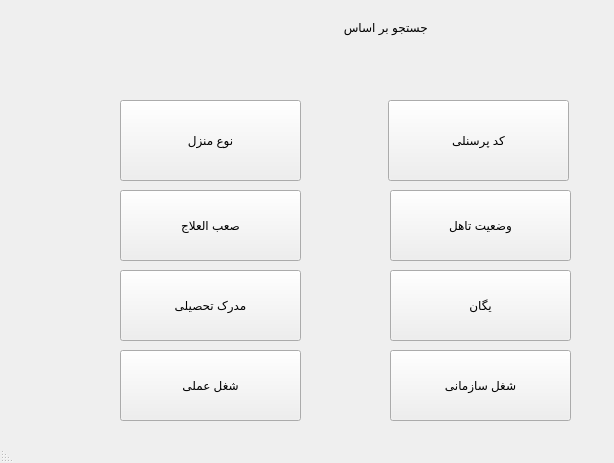
The window that search.ui (Lowyiiii/201T) describes before a commit, drawn with Qt 5.
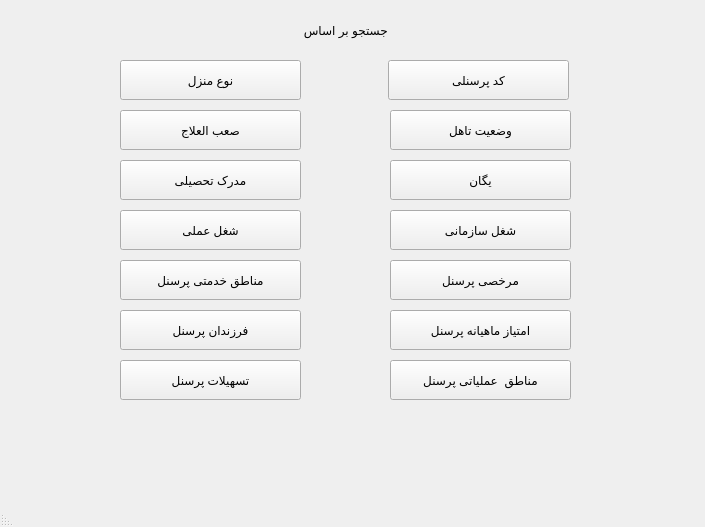
The same window after the commit.

Diff of the .ui file:
```diff
--- a/search.ui
+++ b/search.ui
@@ -6,8 +6,8 @@
    <rect>
     <x>0</x>
     <y>0</y>
-    <width>614</width>
-    <height>463</height>
+    <width>705</width>
+    <height>527</height>
    </rect>
   </property>
   <property name="windowTitle">
@@ -20,8 +20,8 @@
    <widget class="QLabel" name="label">
     <property name="geometry">
      <rect>
-      <x>270</x>
-      <y>17</y>
+      <x>230</x>
+      <y>20</y>
       <width>201</width>
       <height>20</height>
      </rect>
@@ -34,9 +34,9 @@
     <property name="geometry">
      <rect>
       <x>388</x>
-      <y>100</y>
+      <y>60</y>
       <width>181</width>
-      <height>81</height>
+      <height>40</height>
      </rect>
     </property>
     <property name="text">
@@ -47,9 +47,9 @@
     <property name="geometry">
      <rect>
       <x>120</x>
-      <y>100</y>
+      <y>60</y>
       <width>181</width>
-      <height>81</height>
+      <height>40</height>
      </rect>
     </property>
     <property name="text">
@@ -60,9 +60,9 @@
     <property name="geometry">
      <rect>
       <x>120</x>
-      <y>190</y>
+      <y>110</y>
       <width>181</width>
-      <height>71</height>
+      <height>40</height>
      </rect>
     </property>
     <property name="text">
@@ -73,9 +73,9 @@
     <property name="geometry">
      <rect>
       <x>390</x>
-      <y>190</y>
+      <y>110</y>
       <width>181</width>
-      <height>71</height>
+      <height>40</height>
      </rect>
     </property>
     <property name="text">
@@ -86,9 +86,9 @@
     <property name="geometry">
      <rect>
       <x>390</x>
-      <y>270</y>
+      <y>160</y>
       <width>181</width>
-      <height>71</height>
+      <height>40</height>
      </rect>
     </property>
     <property name="text">
@@ -99,9 +99,9 @@
     <property name="geometry">
      <rect>
       <x>120</x>
-      <y>270</y>
+      <y>160</y>
       <width>181</width>
-      <height>71</height>
+      <height>40</height>
      </rect>
     </property>
     <property name="text">
@@ -112,9 +112,9 @@
     <property name="geometry">
      <rect>
       <x>390</x>
-      <y>350</y>
+      <y>210</y>
       <width>181</width>
-      <height>71</height>
+      <height>40</height>
      </rect>
     </property>
     <property name="text">
@@ -125,15 +125,93 @@
     <property name="geometry">
      <rect>
       <x>120</x>
-      <y>350</y>
+      <y>210</y>
       <width>181</width>
-      <height>71</height>
+      <height>40</height>
      </rect>
     </property>
     <property name="text">
      <string>شغل عملی</string>
     </property>
    </widget>
+   <widget class="QPushButton" name="pushButton_9">
+    <property name="geometry">
+     <rect>
+      <x>120</x>
+      <y>260</y>
+      <width>181</width>
+      <height>40</height>
+     </rect>
+    </property>
+    <property name="text">
+     <string>مناطق خدمتی پرسنل</string>
+    </property>
+   </widget>
+   <widget class="QPushButton" name="pushButton_10">
+    <property name="geometry">
+     <rect>
+      <x>390</x>
+      <y>260</y>
+      <width>181</width>
+      <height>40</height>
+     </rect>
+    </property>
+    <property name="text">
+     <string>مرخصی پرسنل</string>
+    </property>
+   </widget>
+   <widget class="QPushButton" name="pushButton_11">
+    <property name="geometry">
+     <rect>
+      <x>390</x>
+      <y>310</y>
+      <width>181</width>
+      <height>40</height>
+     </rect>
+    </property>
+    <property name="text">
+     <string>امتیاز ماهیانه پرسنل</string>
+    </property>
+   </widget>
+   <widget class="QPushButton" name="pushButton_12">
+    <property name="geometry">
+     <rect>
+      <x>120</x>
+      <y>310</y>
+      <width>181</width>
+      <height>40</height>
+     </rect>
+    </property>
+    <property name="text">
+     <string>فرزندان پرسنل</string>
+    </property>
+   </widget>
+   <widget class="QPushButton" name="pushButton_13">
+    <property name="geometry">
+     <rect>
+      <x>390</x>
+      <y>360</y>
+      <width>181</width>
+      <height>40</height>
+     </rect>
+    </property>
+    <property name="text">
+     <string>مناطق  عملیاتی پرسنل</string>
+    </property>
+   </widget>
+   <widget class="QPushButton" name="pushButton_14">
+    <property name="geometry">
+     <rect>
+      <x>120</x>
+      <y>360</y>
+      <width>181</width>
+      <height>40</height>
+     </rect>
+    </property>
+    <property name="text">
+     <string>تسهیلات پرسنل</string>
+    </property>
+   </widget>
   </widget>
   <widget class="QStatusBar" name="statusbar"/>
  </widget>
```
